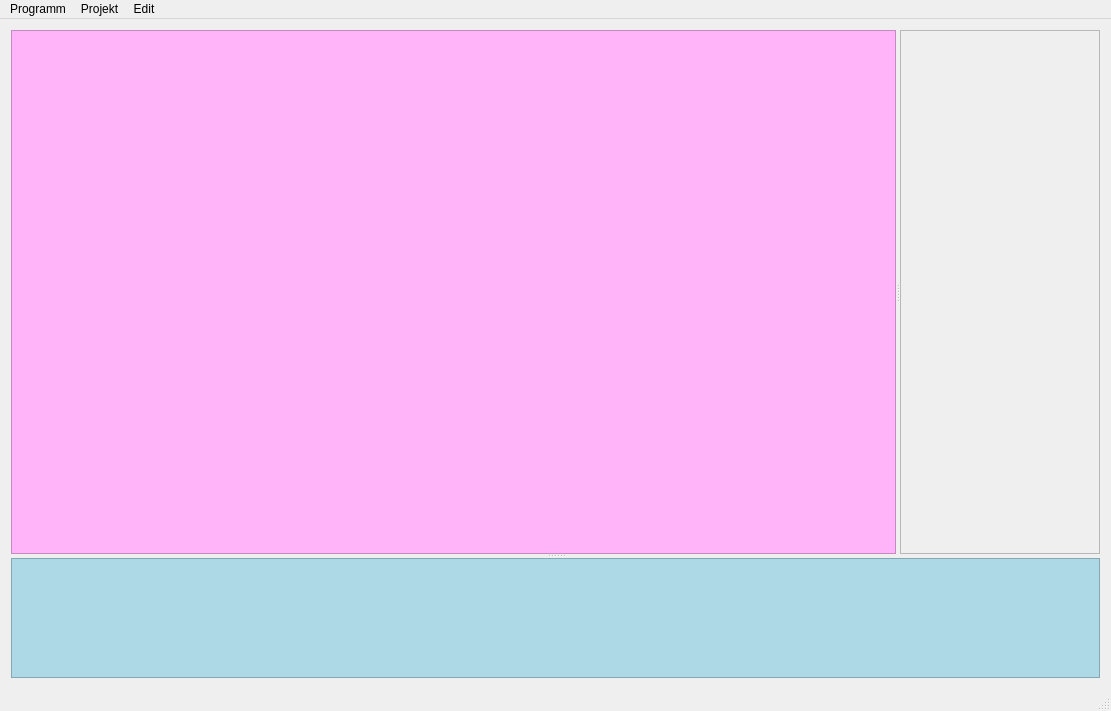
Before: the Qt Designer form code/src/main/resources/base/ui/main_window.ui in felixdittrich92/mission-uncuttable, drawn with Qt 5.
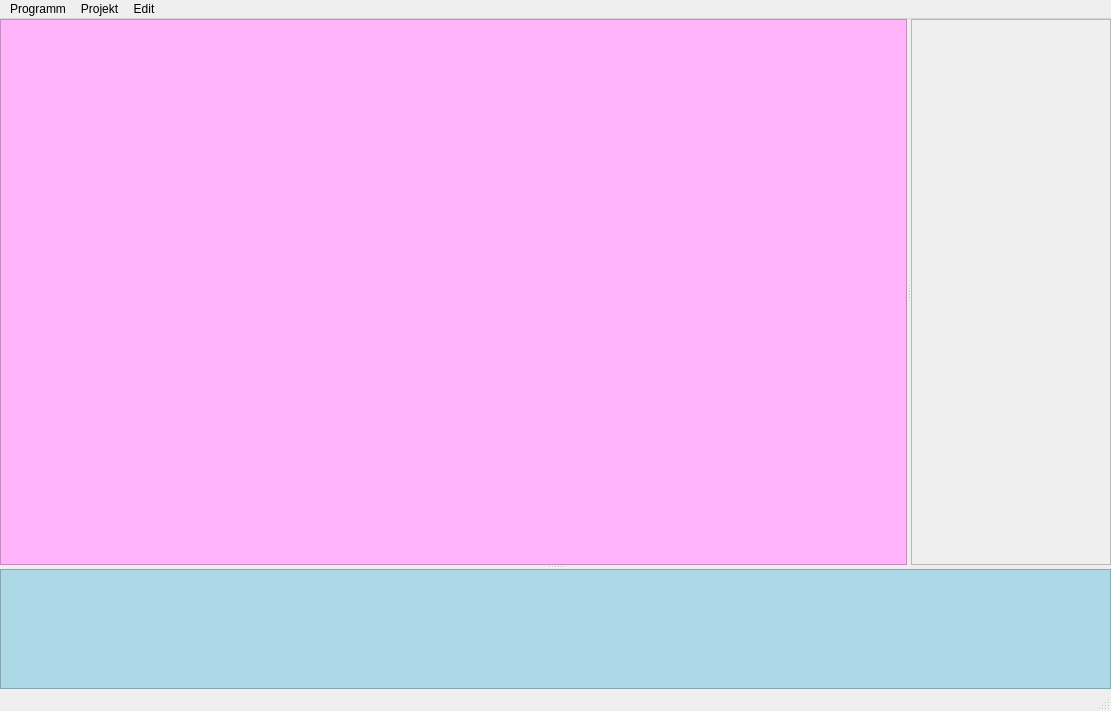
After: the same form once the commit is applied.

What changed in the file:
```diff
--- a/code/src/main/resources/base/ui/main_window.ui
+++ b/code/src/main/resources/base/ui/main_window.ui
@@ -15,6 +15,18 @@
   </property>
   <widget class="QWidget" name="centralWidget">
    <layout class="QGridLayout" name="gridLayout">
+    <property name="leftMargin">
+     <number>0</number>
+    </property>
+    <property name="topMargin">
+     <number>0</number>
+    </property>
+    <property name="rightMargin">
+     <number>0</number>
+    </property>
+    <property name="bottomMargin">
+     <number>0</number>
+    </property>
     <item row="0" column="0">
      <widget class="QSplitter" name="horizontalSplitter">
       <property name="sizeIncrement">
```
Left out of the diff: 9 changed lines with no effect on the pictures.
